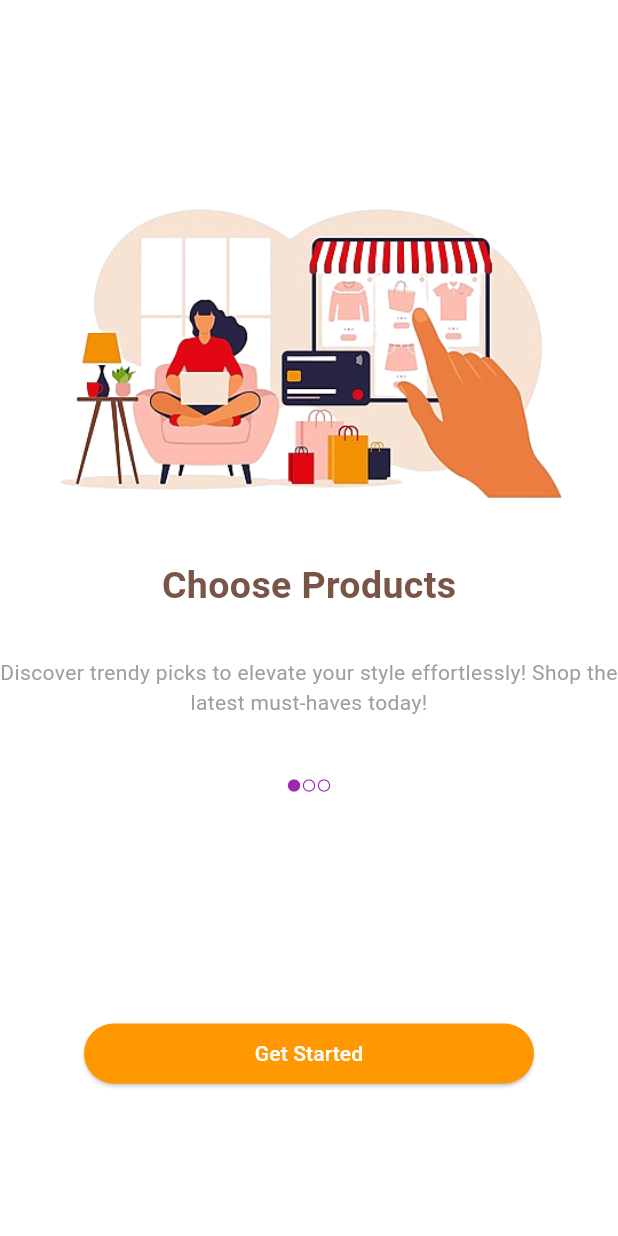
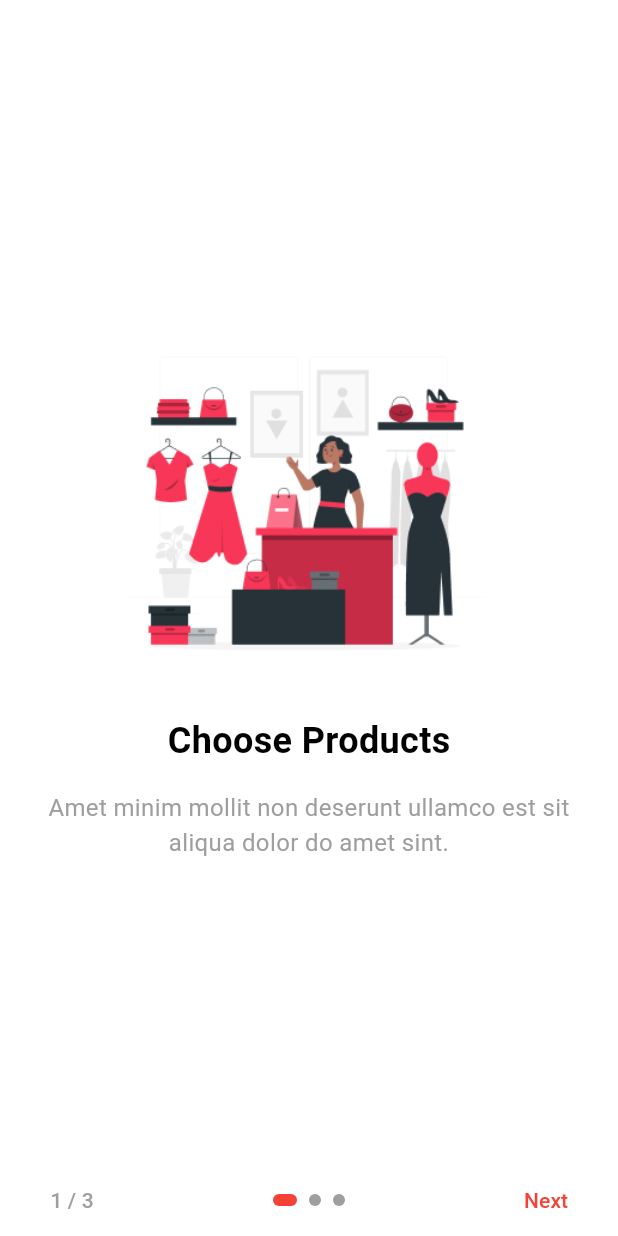
Before and after one commit to shawonkst21/flutterProjects, a Flutter app: the screen it shows after launch, on a phone screen of 412 x 824 dp. Run offline on Flutter 3.47's test engine with Material 3 defaults, Android fonts, the phone set to English and light mode, and no system bars.

Commit message:
final onboardscreen

```diff
--- /dev/null
+++ b/lib/OnboardingScreen.dart
@@ -0,0 +1,167 @@
+import 'package:flutter/material.dart';
+
+class OnboardingScreen extends StatefulWidget {
+  const OnboardingScreen({super.key});
+
+  @override
+  _OnboardingScreenState createState() => _OnboardingScreenState();
+}
+
+class _OnboardingScreenState extends State<OnboardingScreen> {
+  final PageController _pageController = PageController();
+  int _currentPage = 0;
+
+  final List<Map<String, String>> _onboardingData = [
+    {
+      "title": "Choose Products",
+      "description":
+          "Amet minim mollit non deserunt ullamco est sit aliqua dolor do amet sint.",
+      "image": "assets/test.png"
+    },
+    {
+      "title": "Make Payment",
+      "description":
+          "Velit officia consequat duis enim velit mollit. Exercitation veniam consequat sunt nostrud amet.",
+      "image": "assets/make_payment.png"
+    },
+    {
+      "title": "Get Your Order",
+      "description":
+          "Enjoy your products delivered to your doorstep hassle-free.",
+      "image": "assets/order.png"
+    },
+  ];
+
+  void _onPageChanged(int index) {
+    setState(() {
+      _currentPage = index;
+    });
+  }
+
+  @override
+  Widget build(BuildContext context) {
+    return Scaffold(
+      backgroundColor: Colors.white,
+
+      body:
+       Column(
+
+        children: [
+          Expanded(
+            child: PageView.builder(
+              controller: _pageController,
+              onPageChanged: _onPageChanged,
+              itemCount: _onboardingData.length,
+              itemBuilder: (context, index) {
+                return OnboardingPage(
+                  image: _onboardingData[index]["image"]!,
+                  title: _onboardingData[index]["title"]!,
+                  description: _onboardingData[index]["description"]!,
+                );
+              },
+            ),
+          ),
+          Padding(
+            padding: const EdgeInsets.symmetric(horizontal: 16.0),
+            child: Row(
+              mainAxisAlignment: MainAxisAlignment.spaceBetween,
+              children: [
+                TextButton(
+                  onPressed: () {
+                    // Skip to the last page
+                    _pageController.jumpToPage(_onboardingData.length - 1);
+                  },
+                  child: Text(
+                    "${_currentPage + 1} / ${_onboardingData.length}",
+                    style: const TextStyle(color: Colors.grey),
+                  ),
+                ),
+                Row(
+                  children: List.generate(
+                    _onboardingData.length,
+                    (index) => AnimatedContainer(
+                      duration: const Duration(milliseconds: 300),
+                      margin: const EdgeInsets.symmetric(horizontal: 4.0),
+                      height: 8.0,
+                      width: _currentPage == index ? 16.0 : 8.0,
+                      decoration: BoxDecoration(
+                        color: _currentPage == index ? Colors.red : Colors.grey,
+                        borderRadius: BorderRadius.circular(4.0),
+                      ),
+                    ),
+                  ),
+                ),
+                TextButton(
+                  onPressed: () {
+                    if (_currentPage < _onboardingData.length - 1) {
+                      _pageController.nextPage(
+                        duration: const Duration(milliseconds: 300),
+                        curve: Curves.easeInOut,
+                      );
+                    } else {
+                      Navigator.pushNamed(context, '/home'); // Navigate to home
+                    }
+                  },
+                  child: Text(
+                    _currentPage == _onboardingData.length - 1
+                        ? "Get Started"
+                        : "Next",
+                    style: const TextStyle(color: Colors.red),
+                  ),
+                ),
+              ],
+            ),
+          ),
+        ],
+      ),
+    );
+  }
+}
+
+class OnboardingPage extends StatelessWidget {
+  final String image;
+  final String title;
+  final String description;
+
+  const OnboardingPage({
+    super.key,
+    required this.image,
+    required this.title,
+    required this.description,
+  });
+
+  @override
+  Widget build(BuildContext context) {
+    return Padding(
+      padding: const EdgeInsets.all(16.0),
+      child: Column(
+        mainAxisAlignment: MainAxisAlignment.center,
+        children: [
+          Image.asset(
+            image,
+            height: 250,
+            fit: BoxFit.contain,
+          ),
+          const SizedBox(height: 24.0),
+          Text(
+            title,
+            style: const TextStyle(
+              fontSize: 24.0,
+              fontWeight: FontWeight.bold,
+              color: Colors.black,
+            ),
+          ),
+          const SizedBox(height: 16.0),
+          Text(
+            description,
+            textAlign: TextAlign.center,
+            style: const TextStyle(
+              fontSize: 16.0,
+              color: Colors.grey,
+            ),
+          ),
+        ],
+      ),
+    );
+  }
+}
--- a/lib/details.dart
+++ b/lib/details.dart
@@ -25,52 +25,52 @@ class _detsilstate extends State<details> {
               mainAxisAlignment: MainAxisAlignment.center,
               children: [
                 Image.asset("assets/viewProduct.png"),
-                Text("Choose Products",
+                const Text("Choose Products",
                     style: TextStyle(
                         fontSize: 25,
                         color: Colors.brown,
                         fontWeight: FontWeight.bold)),
-                Padding(
+                const Padding(
                     padding:
                         EdgeInsets.symmetric(horizontal: 40, vertical: 15)),
-                Text(
+                const Text(
                   "Discover trendy picks to elevate your style effortlessly! Shop the latest must-haves today!",
                   textAlign: TextAlign.center,
                   style: TextStyle(color: Colors.grey),
                 ),
-                SizedBox(
+                const SizedBox(
                   height: 40,
                 ),
                 row(),
-                SizedBox(
+                const SizedBox(
                   height: 150,
                 ),
                 ElevatedButton(
                   onPressed: () {
                     Navigator.pushNamed(context, '/login');
                   },
-                  child: Text("Get Started"),
                   style: ElevatedButton.styleFrom(
                     backgroundColor: Colors.orange,
                     foregroundColor: Colors.white,
-                    fixedSize: Size(300, 30),
+                    fixedSize: const Size(300, 30),
                   ),
+                  child: const Text("Get Started"),
                 )
               ],
             ),
             Column(
               mainAxisAlignment: MainAxisAlignment.center,
               children: [
-                Image.asset("assets/hii.png"),
-                Text("View product 360 degree",
+                Image.asset("assets/test.png"),
+                const Text("View product 360 degree",
                     style: TextStyle(
                         fontSize: 20,
                         color: Colors.brown,
                         fontWeight: FontWeight.bold)),
-                Padding(
+                const Padding(
                     padding:
                         EdgeInsets.symmetric(horizontal: 40, vertical: 10)),
-                Text(
+                const Text(
                   "you can see the product with all angles,"
                   "true and convenient",
                   textAlign: TextAlign.center,
@@ -80,19 +80,19 @@ class _detsilstate extends State<details> {
 
                 row(),
 
-                SizedBox(
+                const SizedBox(
                   height: 150,
                 ),
                 ElevatedButton(
                   onPressed: () {
                     Navigator.pushNamed(context, '/login');
                   },
-                  child: Text("Get Started"),
                   style: ElevatedButton.styleFrom(
                     backgroundColor: Colors.orange,
                     foregroundColor: Colors.white,
-                    fixedSize: Size(300, 30),
+                    fixedSize: const Size(300, 30),
                   ),
+                  child: const Text("Get Started"),
                 )
               ],
             ),
@@ -100,34 +100,34 @@ class _detsilstate extends State<details> {
               mainAxisAlignment: MainAxisAlignment.center,
               children: [
                 Image.asset("assets/hii.png"),
-                Text("View product 360 degree",
+                const Text("View product 360 degree",
                     style: TextStyle(
                         fontSize: 20,
                         color: Colors.brown,
                         fontWeight: FontWeight.bold)),
-                Padding(
+                const Padding(
                     padding:
                         EdgeInsets.symmetric(horizontal: 40, vertical: 15)),
-                Text(
+                const Text(
                   "you can see the product with all angles,"
                   "true and convenient",
                   textAlign: TextAlign.center,
                   style: TextStyle(color: Colors.grey),
                 ),
                 row(),
-                SizedBox(
+                const SizedBox(
                   height: 150,
                 ),
                 ElevatedButton(
                   onPressed: () {
                     Navigator.pushNamed(context, '/login');
                   },
-                  child: Text("Get Started"),
                   style: ElevatedButton.styleFrom(
                     backgroundColor: Colors.orange,
                     foregroundColor: Colors.white,
-                    fixedSize: Size(300, 30),
+                    fixedSize: const Size(300, 30),
                   ),
+                  child: const Text("Get Started"),
                 )
               ],
             )
--- a/lib/extrainfo.dart
+++ /dev/null
@@ -1,17 +0,0 @@
-import 'package:flutter/material.dart';
-class extraInfo extends StatefulWidget{
-  const extraInfo({super.key});
-
-  @override
-  _extraInfoState createState()=>_extraInfoState() ;
-}
-class _extraInfoState extends State<extraInfo>{
-  @override
-  Widget build(BuildContext context) {
-    return const Scaffold(
-
-
-    );
-  }
-
-}
--- a/lib/loginSreen.dart
+++ b/lib/loginSreen.dart
@@ -419,7 +419,7 @@ class loginState extends State<loginScreen> {
                     backgroundColor: Colors.orange,
                     foregroundColor: Colors.white,
                     fixedSize: const Size(400, 40)),
-                child: Text(
+                child: const Text(
                   "Sign Up",
                   style: TextStyle(fontSize: 15),
                 ),
--- a/lib/main.dart
+++ b/lib/main.dart
@@ -1,10 +1,11 @@
 import 'package:flutter/material.dart';
+import 'package:hi/OnboardingScreen.dart';
 import 'package:hi/loginSreen.dart';
 
 import 'details.dart';
 
 void main() {
-  runApp(MyApp());
+  runApp(const MyApp());
 }
 
 class MyApp extends StatelessWidget {
@@ -15,11 +16,11 @@ class MyApp extends StatelessWidget {
     return MaterialApp(
       debugShowCheckedModeBanner: false,
       theme: ThemeData(primarySwatch: Colors.deepPurple),
-      home: Container(color: Colors.white, child: details()),
+      home: Container(color: Colors.white, child: const OnboardingScreen()),
       initialRoute: '/',
       routes: {
-        '/home': (context) => details(),
-        '/login': (context) => loginScreen()
+        '/home': (context) => const details(),
+        '/login': (context) => const loginScreen()
       },
     );
   }
--- a/pubspec.yaml
+++ b/pubspec.yaml
@@ -32,6 +32,7 @@ dependencies:
     sdk: flutter
 
 
+
   # The following adds the Cupertino Icons font to your application.
   # Use with the CupertinoIcons class for iOS style icons.
   cupertino_icons: ^1.0.8
@@ -62,6 +63,9 @@ flutter:
   assets:
      - assets/hii.png
      - assets/viewProduct.png
+     - assets/test.png
+     - assets/make_payment.png
+     - assets/order.png
   #   - assets/a_dot_ham.jpeg
 
   # An image asset can refer to one or more resolution-specific "variants", see
```
Also changed, not shown: assets/make_payment.png (added), assets/order.png (added), assets/test.png (added).
